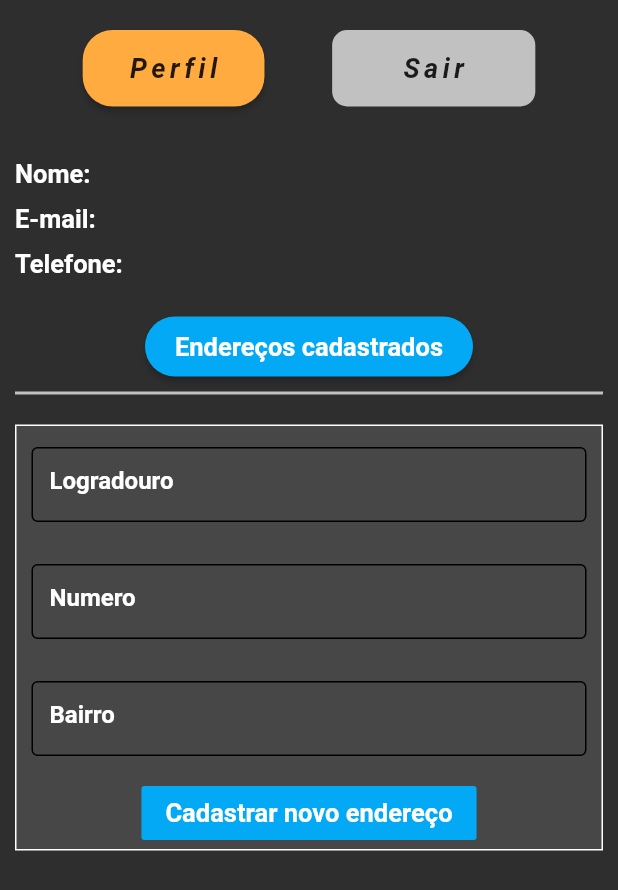
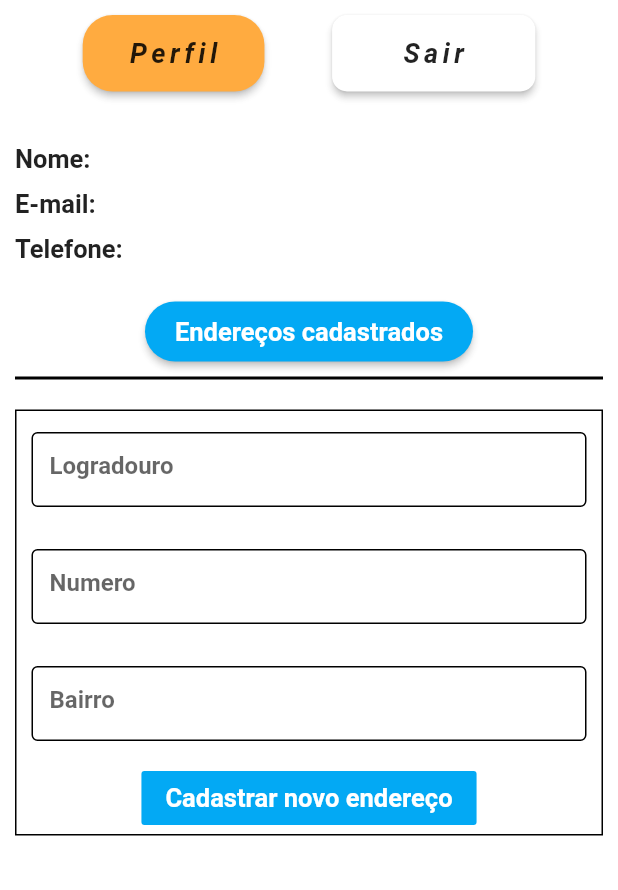
Before and after one commit to MateusDeFreitasRosa/supermercado_online, a Flutter app: the Profile screen opened directly, on a phone screen of 412 x 824 dp. Shown: the top 890 px of the screen. Run offline on Flutter 3.47's test engine with Material 2 defaults, Android fonts, the phone set to English and light mode, and no system bars; our stand-ins replace carousel_pro, cloud_firestore, firebase_auth, firebase_storage, flare_flutter, google_nav_bar and 5 more; missing offline and left inert: dart:ffi, searchable_dropdown; accounts and stored records are empty.

Commit message:
Theme modified for a light color.

```diff
--- a/lib/main.dart
+++ b/lib/main.dart
@@ -37,7 +37,7 @@ class _supermercado_virtualState extends State<supermercado_virtual> {
       theme: ThemeData(
         primaryColorDark: Color(0xff2E2E2E),
         primaryColorLight: Color(0xffE6E6E6),
-        scaffoldBackgroundColor: Color(0xff2E2E2E),
+        scaffoldBackgroundColor: Colors.white.withAlpha(210),
       ),
       initialRoute: WelcomeScreen.id,
 
--- a/lib/screens/my_requests.dart
+++ b/lib/screens/my_requests.dart
@@ -86,7 +86,6 @@ class _MyRequestsState extends State<MyRequests> {
   }
 
   var styleText = TextStyle(
-      color: Colors.white,
       fontSize: 20,
       fontWeight: FontWeight.bold
   );
--- a/lib/screens/profile_screen.dart
+++ b/lib/screens/profile_screen.dart
@@ -49,7 +49,6 @@ class _ProfileState extends State<Profile> {
                         style: TextStyle(
                             fontSize: 16,
                             fontWeight: FontWeight.bold,
-                            color: Colors.white
                         ),
                       ),
                       Text(
@@ -57,7 +56,6 @@ class _ProfileState extends State<Profile> {
                         style: TextStyle(
                             fontSize: 16,
                             fontWeight: FontWeight.bold,
-                            color: Colors.white
                         ),
                       ),
                       Text(
@@ -65,7 +63,6 @@ class _ProfileState extends State<Profile> {
                         style: TextStyle(
                             fontSize: 16,
                             fontWeight: FontWeight.bold,
-                            color: Colors.white
                         ),
                       ),
                     ],
@@ -75,7 +72,7 @@ class _ProfileState extends State<Profile> {
             enderecos.add(
               SizedBox(
                 height: 10,
-                child: Divider(thickness: 1, color: Colors.white,),
+                child: Divider(thickness: 1, color: Colors.black,),
               ),
             );
           });
@@ -94,7 +91,6 @@ class _ProfileState extends State<Profile> {
                       style: TextStyle(
                           fontSize: 16,
                           fontWeight: FontWeight.bold,
-                          color: Colors.white
                        ),
                     ),
                   ],
@@ -104,7 +100,7 @@ class _ProfileState extends State<Profile> {
           enderecos.add(
             SizedBox(
               height: 10,
-              child: Divider(thickness: 1, color: Colors.white,),
+              child: Divider(thickness: 1, color: Colors.black,),
             ),
           );
         });
@@ -166,7 +162,6 @@ class _ProfileState extends State<Profile> {
                           style: TextStyle(
                               fontSize: 16,
                               fontWeight: FontWeight.bold,
-                              color: Colors.white
                           ),
                         ),
                         Text(
@@ -174,7 +169,7 @@ class _ProfileState extends State<Profile> {
                           style: TextStyle(
                               fontSize: 16,
                               fontWeight: FontWeight.bold,
-                              color: Colors.white
+
                           ),
                         ),
                         Text(
@@ -182,7 +177,7 @@ class _ProfileState extends State<Profile> {
                           style: TextStyle(
                               fontSize: 16,
                               fontWeight: FontWeight.bold,
-                              color: Colors.white
+
                           ),
                         ),
                       ],
@@ -192,7 +187,7 @@ class _ProfileState extends State<Profile> {
               enderecos.add(
                 SizedBox(
                   height: 10,
-                  child: Divider(thickness: 1, color: Colors.white,),
+                  child: Divider(thickness: 1, color: Colors.black,),
                 ),
               );
             });
@@ -207,12 +202,14 @@ class _ProfileState extends State<Profile> {
     return Scaffold(
       body: SafeArea(
         child: Container(
-          padding: EdgeInsets.symmetric(horizontal: 10, vertical: 20),
+          padding: EdgeInsets.symmetric(horizontal: 10),
           child: SingleChildScrollView(
             child: Column(
               crossAxisAlignment: CrossAxisAlignment.start,
               children: [
-                Row(
+                Padding(
+                  padding: EdgeInsets.only(top: 10),
+                  child: Row(
                     mainAxisAlignment: MainAxisAlignment.spaceEvenly,
                     children: [
                       Container(
@@ -238,7 +235,8 @@ class _ProfileState extends State<Profile> {
                       Container(
                         alignment: Alignment.center,
                         child: Material(
-                        color: Colors.white70,
+                          color: Colors.white,
+                          elevation: 2,
                           borderRadius: BorderRadius.circular(10),
                           child: FlatButton(
                             onPressed: ()  async{
@@ -264,6 +262,7 @@ class _ProfileState extends State<Profile> {
                       ),
                     ],
                   ),
+                ),
 
                 SizedBox(height: 30,),
 
@@ -274,7 +273,6 @@ class _ProfileState extends State<Profile> {
                     style: TextStyle(
                       fontSize: 17,
                       fontWeight: FontWeight.bold,
-                      color: Colors.white
                     ),
                   ),
                 ),
@@ -285,7 +283,6 @@ class _ProfileState extends State<Profile> {
                     style: TextStyle(
                         fontSize: 17,
                         fontWeight: FontWeight.bold,
-                        color: Colors.white
                     ),
                   ),
                 ),
@@ -296,7 +293,6 @@ class _ProfileState extends State<Profile> {
                     style: TextStyle(
                         fontSize: 17,
                         fontWeight: FontWeight.bold,
-                        color: Colors.white
                     ),
                   ),
                 ),
@@ -327,7 +323,7 @@ class _ProfileState extends State<Profile> {
                 Container(
                   width: MediaQuery.of(context).size.width,
                   decoration: BoxDecoration(
-                    border: Border.all(color: Colors.white70)
+                    border: Border.all(color: Colors.black)
                   ),
                   child: Column(
                     crossAxisAlignment: CrossAxisAlignment.start,
@@ -342,7 +338,7 @@ class _ProfileState extends State<Profile> {
                   child: Container(
                     margin: EdgeInsets.symmetric(vertical: 20),
                     decoration: BoxDecoration(
-                      border: Border.all(color: Colors.white),
+                      border: Border.all(color: Colors.black),
                       color: Colors.white12
                     ),
                     child: Column(
@@ -357,7 +353,6 @@ class _ProfileState extends State<Profile> {
                             decoration: InputDecoration(
                               hintText: 'Logradouro',
                                 hintStyle: TextStyle(
-                                  color: Colors.white,
                                   fontSize: 16
                                 ),
                                 enabledBorder: OutlineInputBorder(
@@ -367,7 +362,6 @@ class _ProfileState extends State<Profile> {
                             style: TextStyle(
                               fontSize: 16,
                               fontWeight: FontWeight.bold,
-                              color: Colors.white
                             ),
                           ),
                         ),
@@ -381,7 +375,6 @@ class _ProfileState extends State<Profile> {
                             decoration: InputDecoration(
                                 hintText: 'Numero',
                                 hintStyle: TextStyle(
-                                    color: Colors.white,
                                     fontSize: 16
                                 ),
                                 enabledBorder: OutlineInputBorder(
@@ -391,7 +384,6 @@ class _ProfileState extends State<Profile> {
                             style: TextStyle(
                                 fontSize: 16,
                                 fontWeight: FontWeight.bold,
-                                color: Colors.white
                             ),
                           ),
                         ),
@@ -405,7 +397,6 @@ class _ProfileState extends State<Profile> {
                             decoration: InputDecoration(
                                 hintText: 'Bairro',
                                 hintStyle: TextStyle(
-                                    color: Colors.white,
                                     fontSize: 16
                                 ),
                                 enabledBorder: OutlineInputBorder(
@@ -415,7 +406,6 @@ class _ProfileState extends State<Profile> {
                             style: TextStyle(
                                 fontSize: 16,
                                 fontWeight: FontWeight.bold,
-                                color: Colors.white
                             ),
                           ),
                         ),
--- a/lib/widgets/bannerPage.dart
+++ b/lib/widgets/bannerPage.dart
@@ -64,6 +64,7 @@ class _BannerPageState extends State<BannerPage> with TickerProviderStateMixin{
       end: 0.0,
     ).animate(_controllerAnimation);
 
+    try {
       Future.delayed(const Duration(seconds: 5), () {
         ativateControllerCrescent();
         Future.delayed(const Duration(seconds: 3), () {
@@ -71,6 +72,9 @@ class _BannerPageState extends State<BannerPage> with TickerProviderStateMixin{
           openClose = true;
         });
       });
+    }catch(e) {
+
+    }
 
     super.initState();
   }
@@ -178,7 +182,7 @@ class _BannerPageState extends State<BannerPage> with TickerProviderStateMixin{
                         'Telefone: '+ widget.store.phoneNumber,
                         maxLines: 4,
                         style: TextStyle(
-                            fontSize: 14 + (_controller.value * 2)
+                            fontSize: 13 + (_controller.value * 2)
                         ),
                       ),
                     ),
--- a/lib/widgets/card_products.dart
+++ b/lib/widgets/card_products.dart
@@ -16,8 +16,6 @@ class CardProducts extends StatelessWidget {
         child: Container(
           width: 200,
           height: 300,
-          child: Card(
-              color: Colors.transparent,
           child: Material(
             borderRadius: BorderRadius.only(topLeft: Radius.circular(20), bottomRight: Radius.circular(20)),
             child: MaterialButton(
@@ -104,7 +102,6 @@ class CardProducts extends StatelessWidget {
                 ],
               ),
             ),
-              )
           ),
         ),
     );
```
Also changed, not shown: lib/screens/buy_card.dart (+2 -9 lines), lib/screens/list_lojas_screen.dart (+13 -7 lines), lib/screens/store_screen.dart (+5 -2 lines), lib/screens/tab_bar_sreen.dart (+4 -11 lines), lib/widgets/AlertConfirmProduct.dart (+9 -11 lines), lib/widgets/card_store.dart (+9 -12 lines). Lines whose indentation alone changed are shown as unchanged.
